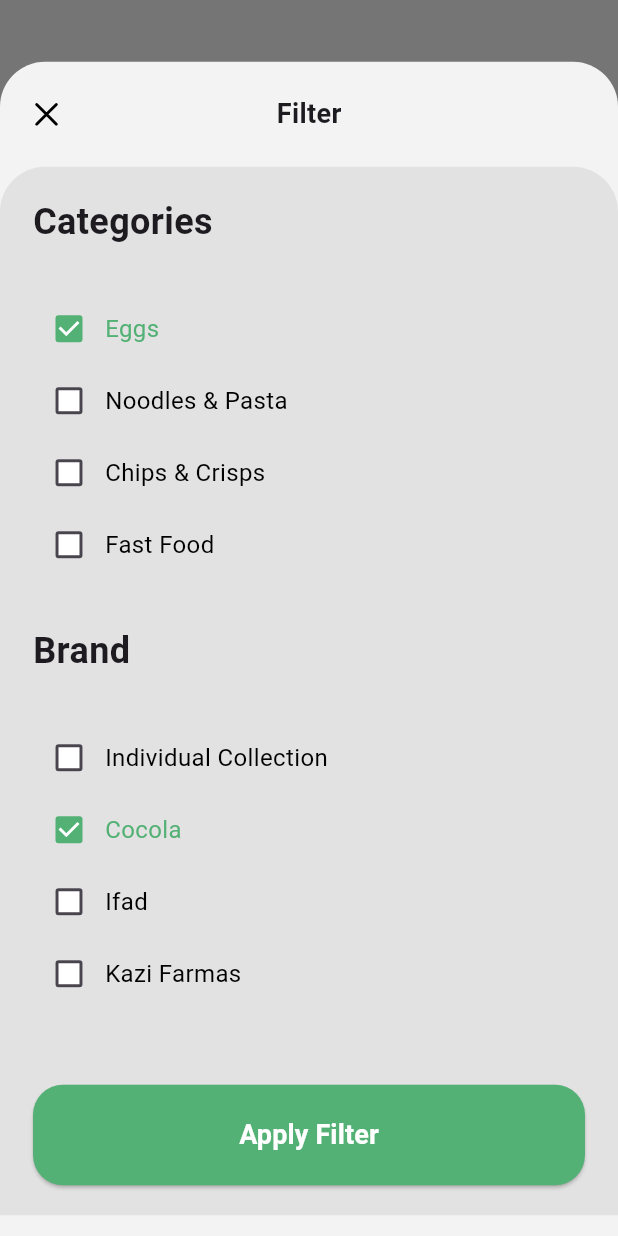
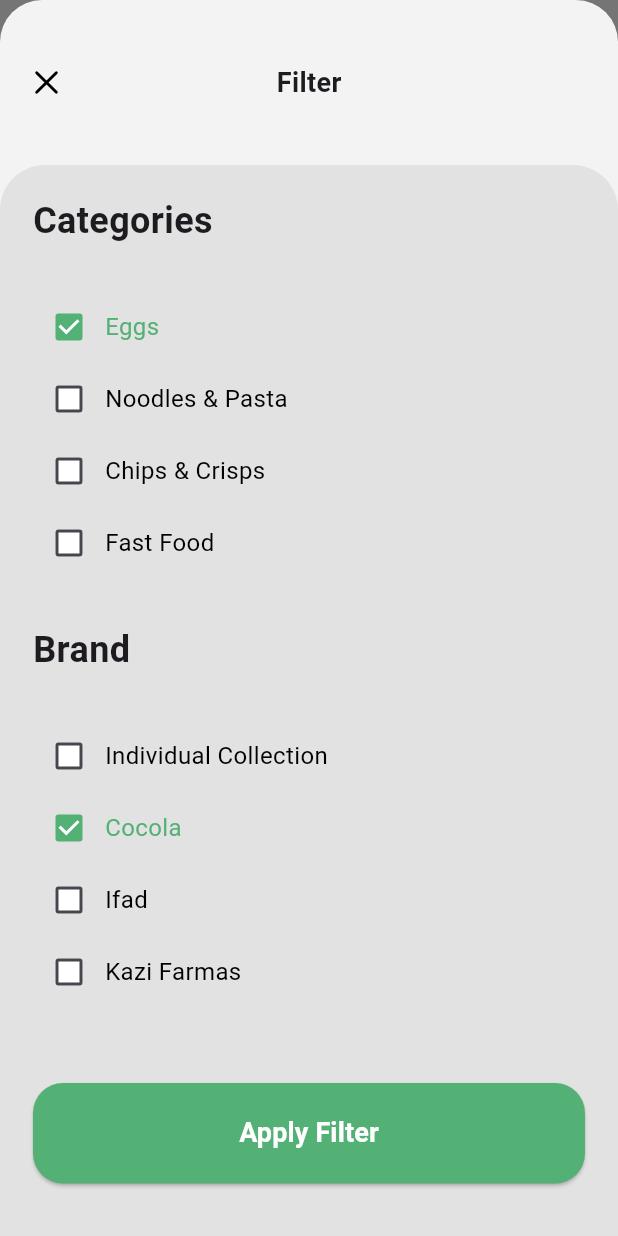
Before and after one commit to sajjadleith/grocery-demo, a Flutter app: what showBottomSheet() shows on an empty page, opened directly, on a phone screen of 412 x 824 dp. Run offline on Flutter 3.47's test engine with Material 3 defaults, Android fonts, the phone set to English and light mode, and no system bars; our stand-ins replace cached_network_image, carousel_slider, flutter_svg, smooth_page_indicator; network calls fail; Roboto replaces fonts that are missing (Cairo).

```diff
--- a/lib/core/routes/app_routes.dart
+++ b/lib/core/routes/app_routes.dart
@@ -9,4 +9,5 @@ class AppRoutes {
   static const String signUpPage = "/signUp";
   static const String mainPage = "/main";
   static const String productPage = "/product";
+  static const String searchProduct = "/search";
 }
--- a/lib/core/routes/ongenerated_route.dart
+++ b/lib/core/routes/ongenerated_route.dart
@@ -6,6 +6,7 @@ import 'package:grocery_project/view/screen/login_screen.dart';
 import 'package:grocery_project/view/screen/main_screen.dart';
 import 'package:grocery_project/view/screen/number_screen.dart';
 import 'package:grocery_project/view/screen/onboarding_screen.dart';
+import 'package:grocery_project/view/screen/search_product_screen.dart';
 import 'package:grocery_project/view/screen/sign_up_screen.dart';
 import 'package:grocery_project/view/screen/signin_screen.dart';
 import 'package:grocery_project/view/screen/splash_screen.dart';
@@ -37,6 +38,8 @@ class GeneratedRoute {
         return MaterialPageRoute(builder: (_) => MainScreen());
       case AppRoutes.productPage:
         return MaterialPageRoute(builder: (_) => ProductScreen());
+      case AppRoutes.searchProduct:
+        return MaterialPageRoute(builder: (_) => SearchProductScreen());
       default:
         return MaterialPageRoute(builder: (_) => ErrorWidgetScreen());
     }
--- a/lib/core/utility/widgets/show_bottom_sheet_widget.dart
+++ b/lib/core/utility/widgets/show_bottom_sheet_widget.dart
@@ -2,31 +2,25 @@ import 'package:flutter/material.dart';
 import 'package:flutter_svg/flutter_svg.dart';
 import 'package:grocery_project/core/app_assets.dart';
 import 'package:grocery_project/view/widget/custome_button_widget.dart';
+
 import '../../theme_color.dart';
 
 class ShowBottomSheetWidget {
   static void showBottomSheet(BuildContext context) {
     showModalBottomSheet(
+      shape: null,
       context: context,
       isScrollControlled: true,
       backgroundColor: const Color(0xffF2F3F2),
-      shape: const RoundedRectangleBorder(
-        borderRadius: BorderRadius.vertical(top: Radius.circular(30)),
-      ),
       builder: (BuildContext context) {
-        return DraggableScrollableSheet(
-          expand: false,
-          initialChildSize: 0.95,
-          minChildSize: 0.5,
-          maxChildSize: 0.95,
-          builder: (context, scrollController) {
-            return SingleChildScrollView(
-              controller: scrollController,
+        return SizedBox(
+          height: MediaQuery.sizeOf(context).height,
+          child: SingleChildScrollView(
             child: Column(
               crossAxisAlignment: CrossAxisAlignment.start,
               children: [
                 Padding(
-                    padding: const EdgeInsets.only(top: 20, left: 16, right: 16, bottom: 20),
+                  padding: const EdgeInsets.only(top: 40, left: 16, right: 16, bottom: 40),
                   child: Row(
                     mainAxisAlignment: MainAxisAlignment.spaceBetween,
                     children: [
@@ -40,31 +34,23 @@ class ShowBottomSheetWidget {
                           colorFilter: const ColorFilter.mode(Colors.black, BlendMode.srcIn),
                         ),
                       ),
-                        const Text(
-                          "Filter",
-                          style: TextStyle(fontSize: 18, fontWeight: FontWeight.w600),
-                        ),
+                      const Text("Filter", style: TextStyle(fontSize: 18, fontWeight: FontWeight.w600)),
                       const SizedBox(width: 30),
                     ],
                   ),
                 ),
                 Container(
                   width: double.infinity,
+                  height: MediaQuery.sizeOf(context).height,
                   decoration: BoxDecoration(
                     color: ThemeColor.borderColor,
-                      borderRadius: const BorderRadius.only(
-                        topLeft: Radius.circular(30),
-                        topRight: Radius.circular(30),
-                      ),
+                    borderRadius: const BorderRadius.only(topLeft: Radius.circular(30), topRight: Radius.circular(30)),
                   ),
                   padding: const EdgeInsets.symmetric(horizontal: 22, vertical: 20),
                   child: Column(
                     crossAxisAlignment: CrossAxisAlignment.start,
                     children: [
-                        const Text(
-                          "Categories",
-                          style: TextStyle(fontSize: 24, fontWeight: FontWeight.w600),
-                        ),
+                      const Text("Categories", style: TextStyle(fontSize: 24, fontWeight: FontWeight.w600)),
                       const SizedBox(height: 30),
 
                       _buildCheck("Eggs", true),
@@ -73,10 +59,7 @@ class ShowBottomSheetWidget {
                       _buildCheck("Fast Food", false),
 
                       const SizedBox(height: 30),
-                        const Text(
-                          "Brand",
-                          style: TextStyle(fontSize: 24, fontWeight: FontWeight.w600),
-                        ),
+                      const Text("Brand", style: TextStyle(fontSize: 24, fontWeight: FontWeight.w600)),
                       const SizedBox(height: 30),
 
                       _buildCheck("Individual Collection", false),
@@ -91,8 +74,7 @@ class ShowBottomSheetWidget {
                 ),
               ],
             ),
-            );
-          },
+          ),
         );
       },
     );
--- /dev/null
+++ b/lib/provider/dummy_provider.dart
@@ -0,0 +1,16 @@
+import 'package:flutter/material.dart';
+
+class DummyProvider extends ChangeNotifier {
+  String name = "ali";
+  int age = 22;
+  changeName(String n) {
+    name = n;
+
+    notifyListeners();
+  }
+
+  changeAge(int a) {
+    age = a;
+    notifyListeners();
+  }
+}
```
Also changed, not shown: lib/core/utility/widgets/custom_search_button_widget.dart (+36 -3 lines), lib/core/utility/widgets/filter_item_widget.dart (added, +41 -0 lines), lib/core/utility/widgets/product_card_widget.dart (+9 -19 lines), lib/main.dart (+7 -2 lines), lib/view/screen/dummy_screen.dart (added, +60 -0 lines), lib/view/screen/explore_screen.dart (+26 -1 lines), lib/view/screen/search_product_screen.dart (added, +55 -0 lines), lib/view/widget/app_bar_product_widget.dart (+2 -23 lines). Lines whose indentation alone changed are shown as unchanged.
